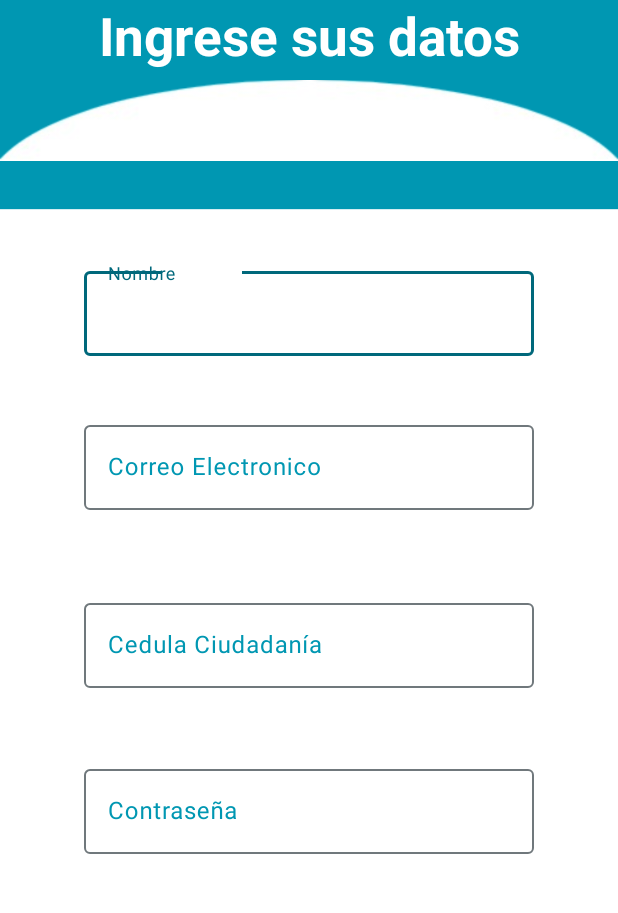
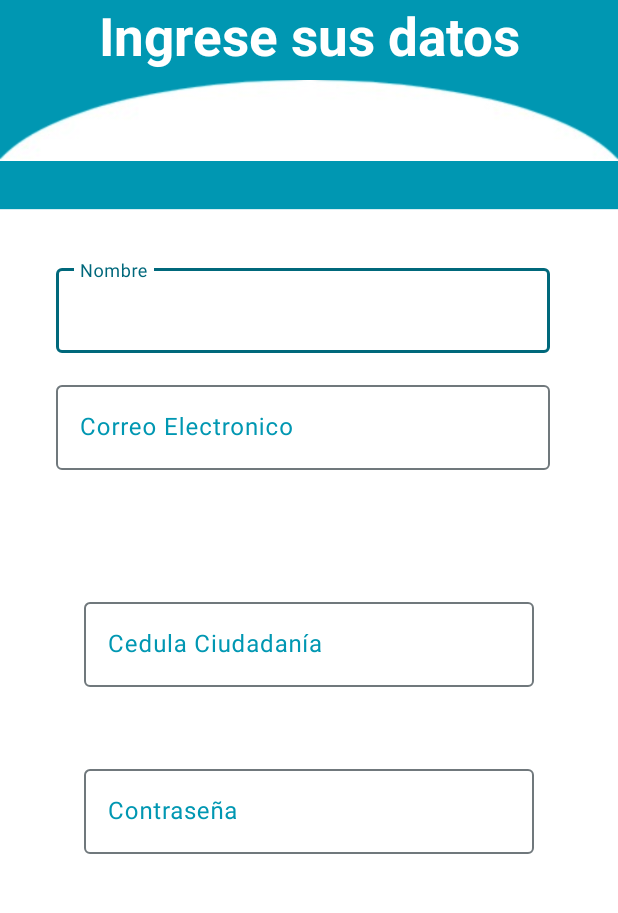
Before and after one commit to JUANSEBASTIANVALENCIA/jusvacapp, an Android app: the layout registro.xml on its own in the app's theme, with its tools: preview values and no code run, on a phone screen of 412 x 824 dp, the part 309-1222 px from its top. Run offline under Robolectric (Android 15) with nearby library versions, the light colour scheme and no system bars; Roboto replaces fonts that are not available here.

Commit message:
Arreglo responsive en el inicio de la app

```diff
--- a/app/src/main/res/layout/registro.xml
+++ b/app/src/main/res/layout/registro.xml
@@ -46,42 +46,37 @@
 
     <com.google.android.material.textfield.TextInputLayout
         android:id="@+id/txtFieldNombre"
-        android:layout_width="match_parent"
+        android:layout_width="0dp"
         android:layout_height="wrap_content"
-        android:layout_marginStart="16dp"
-        android:layout_marginEnd="16dp"
         android:gravity="center"
         android:hint="Nombre"
         android:textColorHint="@color/color_fondo"
-        app:layout_constraintBottom_toBottomOf="parent"
-        app:layout_constraintEnd_toEndOf="parent"
-        app:layout_constraintStart_toStartOf="parent"
-        app:layout_constraintTop_toTopOf="parent">
+        app:layout_constraintEnd_toStartOf="@+id/guideline6"
+        app:layout_constraintStart_toStartOf="@+id/guideline5"
+        app:layout_constraintTop_toTopOf="@+id/guideline4">
 
 
         <com.google.android.material.textfield.TextInputEditText
-            android:layout_width="300dp"
+            android:layout_width="match_parent"
             android:layout_height="match_parent" />
 
     </com.google.android.material.textfield.TextInputLayout>
 
     <com.google.android.material.textfield.TextInputLayout
         android:id="@+id/txtFielCorreo"
-        android:layout_width="match_parent"
+        android:layout_width="0dp"
         android:layout_height="wrap_content"
+        android:layout_marginTop="16dp"
         android:gravity="center"
-        android:layout_marginStart="16dp"
-        android:layout_marginEnd="16dp"
         android:hint="Correo Electronico"
         android:textColorHint="@color/color_fondo"
-        app:layout_constraintBottom_toBottomOf="parent"
-        app:layout_constraintEnd_toEndOf="parent"
-        app:layout_constraintStart_toStartOf="parent"
-        app:layout_constraintTop_toBottomOf="@+id/imagenLogo">
+        app:layout_constraintEnd_toStartOf="@+id/guideline6"
+        app:layout_constraintStart_toStartOf="@+id/guideline5"
+        app:layout_constraintTop_toBottomOf="@+id/txtFieldNombre">
 
 
         <com.google.android.material.textfield.TextInputEditText
-            android:layout_width="300dp"
+            android:layout_width="match_parent"
             android:layout_height="match_parent" />
 
     </com.google.android.material.textfield.TextInputLayout>
@@ -127,5 +122,26 @@
 
     </com.google.android.material.textfield.TextInputLayout>
 
+    <androidx.constraintlayout.widget.Guideline
+        android:id="@+id/guideline4"
+        android:layout_width="wrap_content"
+        android:layout_height="wrap_content"
+        android:orientation="horizontal"
+        app:layout_constraintGuide_percent="0.46" />
+
+    <androidx.constraintlayout.widget.Guideline
+        android:id="@+id/guideline5"
+        android:layout_width="wrap_content"
+        android:layout_height="wrap_content"
+        android:orientation="vertical"
+        app:layout_constraintGuide_percent="0.09" />
+
+    <androidx.constraintlayout.widget.Guideline
+        android:id="@+id/guideline6"
+        android:layout_width="wrap_content"
+        android:layout_height="wrap_content"
+        android:orientation="vertical"
+        app:layout_constraintGuide_percent="0.89" />
+
 
 </androidx.constraintlayout.widget.ConstraintLayout>
--- a/gradle/libs.versions.toml
+++ b/gradle/libs.versions.toml
@@ -1,5 +1,5 @@
 [versions]
-agp = "8.6.0"
+agp = "8.5.0"
 kotlin = "1.9.0"
 coreKtx = "1.13.1"
 junit = "4.13.2"
```
Also changed, not shown: app/src/main/res/drawable/fondo_inferiror.xml (added, +10 -0 lines), app/src/main/res/layout/iniciar.xml (+50 -32 lines), app/src/main/res/JUSVAC APP/Usuario_jusvac.png (deleted), app/src/main/res/JUSVAC APP/arco_1.png (deleted), app/src/main/res/JUSVAC APP/carpeta.svg (deleted), app/src/main/res/JUSVAC APP/foto_perfil_jusvac.png (deleted), app/src/main/res/JUSVAC APP/logo_jusvac_oficial.png (deleted), app/src/main/res/JUSVAC APP/logo_jusvac_oficial2.png (deleted), 1 other file.
